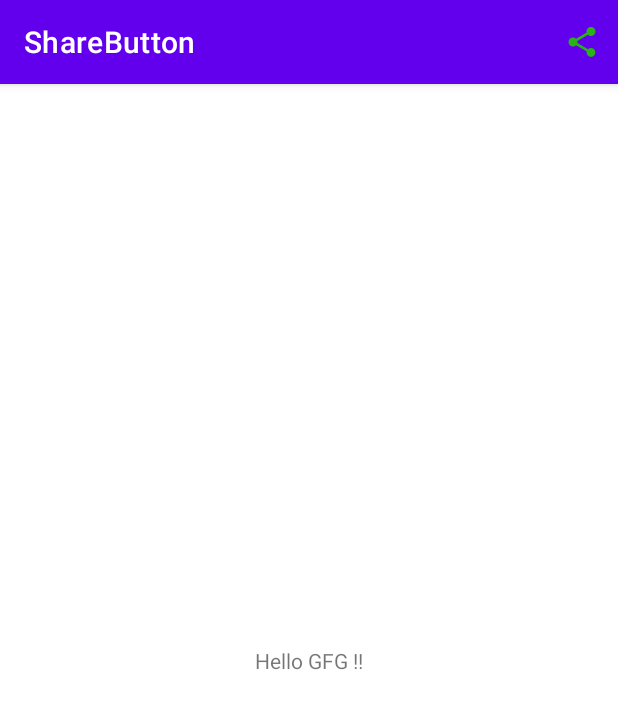
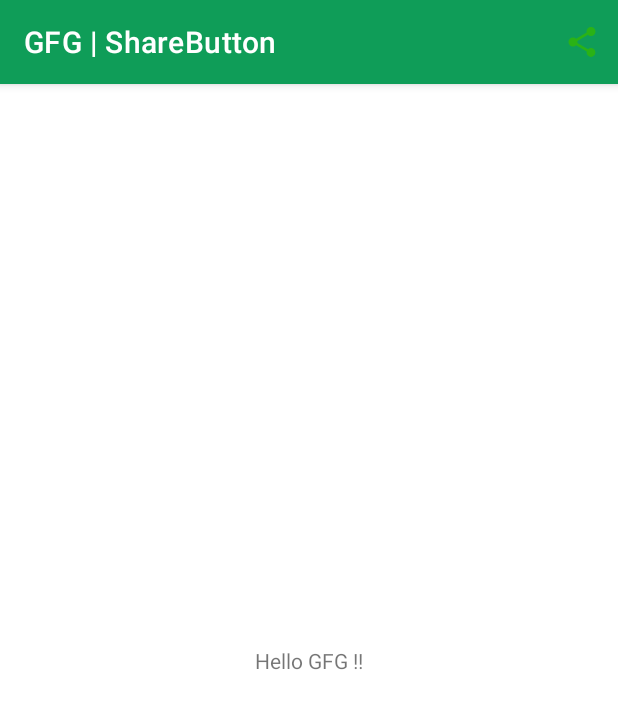
Before and after one commit to Babitababy/ShareButton, an Android app: the screen it shows after launch (MainActivity), on a phone screen of 412 x 824 dp. Shown: the top 709 px of the screen. Run offline under Robolectric (Android 15) with nearby library versions, the phone set to English and light mode, and no system bars.

Commit message:
app bar color and title is changed

```diff
--- a/app/src/main/res/values-night/themes.xml
+++ b/app/src/main/res/values-night/themes.xml
@@ -2,8 +2,8 @@
     <!-- Base application theme. -->
     <style name="Theme.ShareButton" parent="Theme.MaterialComponents.DayNight.DarkActionBar">
         <!-- Primary brand color. -->
-        <item name="colorPrimary">@color/purple_200</item>
-        <item name="colorPrimaryVariant">@color/purple_700</item>
+        <item name="colorPrimary">@color/green</item>
+        <item name="colorPrimaryVariant">@color/green</item>
         <item name="colorOnPrimary">@color/black</item>
         <!-- Secondary brand color. -->
         <item name="colorSecondary">@color/teal_200</item>
--- a/app/src/main/res/values/colors.xml
+++ b/app/src/main/res/values/colors.xml
@@ -1,6 +1,6 @@
 <?xml version="1.0" encoding="utf-8"?>
 <resources>
-    <color name="purple_200">#FFBB86FC</color>
+    <color name="green">#0F9D58</color>
     <color name="purple_500">#FF6200EE</color>
     <color name="purple_700">#FF3700B3</color>
     <color name="teal_200">#FF03DAC5</color>
--- a/app/src/main/res/values/strings.xml
+++ b/app/src/main/res/values/strings.xml
@@ -1,3 +1,3 @@
 <resources>
-    <string name="app_name">ShareButton</string>
+    <string name="app_name">GFG | ShareButton</string>
 </resources>
--- a/app/src/main/res/values/themes.xml
+++ b/app/src/main/res/values/themes.xml
@@ -2,8 +2,8 @@
     <!-- Base application theme. -->
     <style name="Theme.ShareButton" parent="Theme.MaterialComponents.DayNight.DarkActionBar">
         <!-- Primary brand color. -->
-        <item name="colorPrimary">@color/purple_500</item>
-        <item name="colorPrimaryVariant">@color/purple_700</item>
+        <item name="colorPrimary">@color/green</item>
+        <item name="colorPrimaryVariant">@color/green</item>
         <item name="colorOnPrimary">@color/white</item>
         <!-- Secondary brand color. -->
         <item name="colorSecondary">@color/teal_200</item>
```
